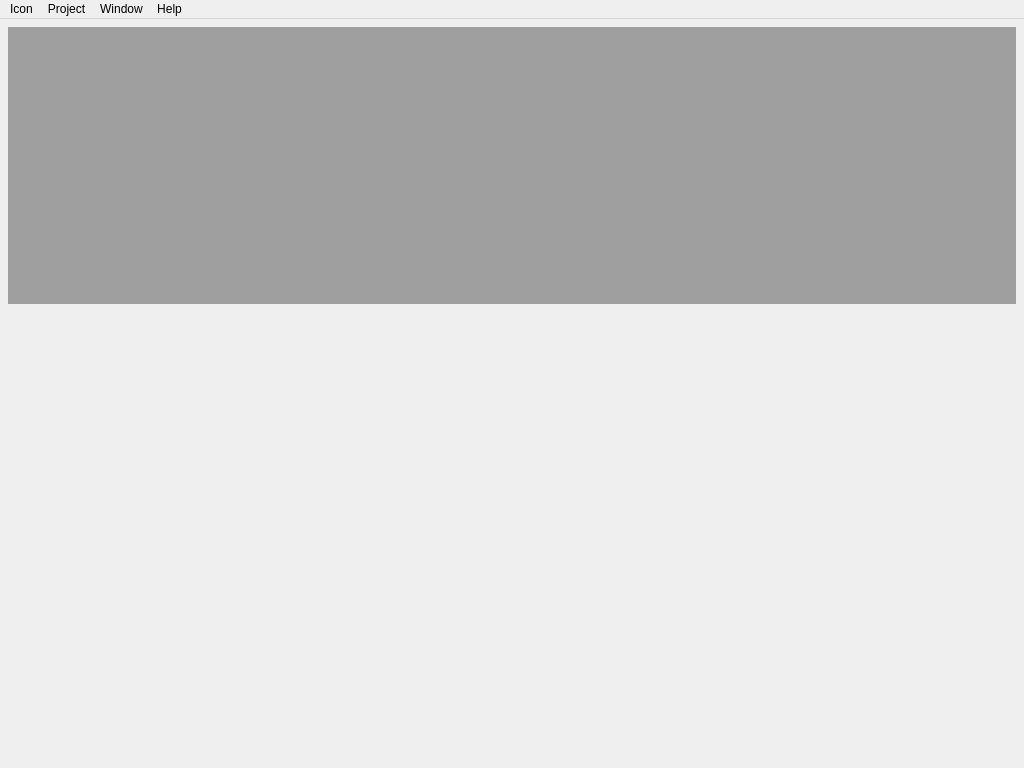
First picture: the form in src/gui/mainwindow.ui, repository GENIVI/CANdevStudio, before the edit.
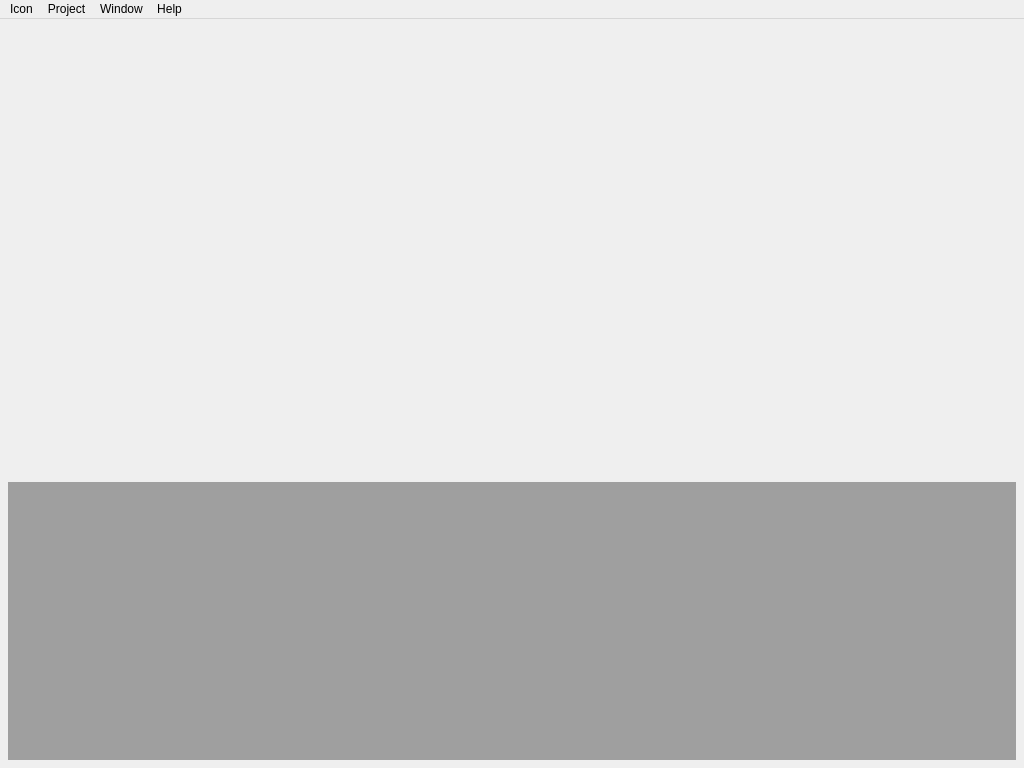
Second picture: the form after the edit. Icons and pictures are not drawn.

Commit message: New and Open buttons added to start screen

Diff of the .ui file:
```diff
--- a/src/gui/mainwindow.ui
+++ b/src/gui/mainwindow.ui
@@ -60,13 +60,6 @@
       <property name="bottomMargin">
        <number>8</number>
       </property>
-      <item>
-       <widget class="QMdiArea" name="mdiArea">
-        <property name="tabsClosable">
-         <bool>true</bool>
-        </property>
-       </widget>
-      </item>
       <item>
        <widget class="QWidget" name="startScreenWidget" native="true">
         <property name="minimumSize">
@@ -103,6 +96,53 @@
              <height>472</height>
             </size>
            </property>
+           <property name="baseSize">
+            <size>
+             <width>783</width>
+             <height>472</height>
+            </size>
+           </property>
+           <property name="styleSheet">
+            <string notr="true"/>
+           </property>
+           <widget class="QPushButton" name="pbStartNew">
+            <property name="geometry">
+             <rect>
+              <x>420</x>
+              <y>160</y>
+              <width>131</width>
+              <height>21</height>
+             </rect>
+            </property>
+            <property name="styleSheet">
+             <string notr="true">background: transparent;</string>
+            </property>
+            <property name="text">
+             <string/>
+            </property>
+            <property name="flat">
+             <bool>true</bool>
+            </property>
+           </widget>
+           <widget class="QPushButton" name="pbStartOpen">
+            <property name="geometry">
+             <rect>
+              <x>420</x>
+              <y>200</y>
+              <width>131</width>
+              <height>21</height>
+             </rect>
+            </property>
+            <property name="styleSheet">
+             <string notr="true">background: transparent;</string>
+            </property>
+            <property name="text">
+             <string/>
+            </property>
+            <property name="flat">
+             <bool>true</bool>
+            </property>
+           </widget>
           </widget>
          </item>
          <item row="1" column="0">
@@ -147,6 +187,19 @@
         </layout>
        </widget>
       </item>
+      <item>
+       <widget class="QMdiArea" name="mdiArea">
+        <property name="maximumSize">
+         <size>
+          <width>16777215</width>
+          <height>16777215</height>
+         </size>
+        </property>
+        <property name="tabsClosable">
+         <bool>true</bool>
+        </property>
+       </widget>
+      </item>
      </layout>
     </item>
    </layout>
```
The commit also changes 4 other files.
